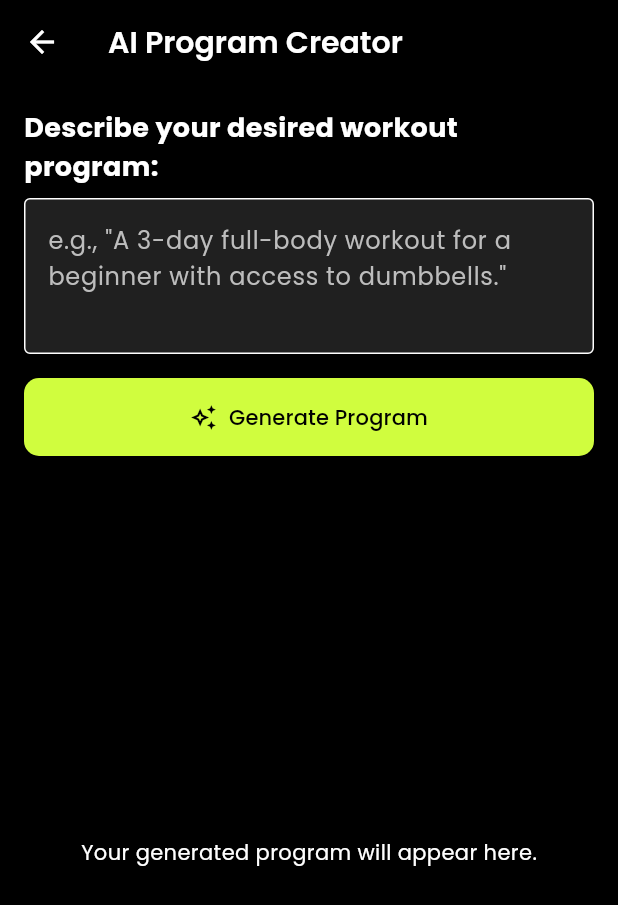
After one commit to muriarty1893/my_first_app, a Flutter app: the AiProgramCreatorScreen screen opened directly, after a tap on "Generate Program", on a phone screen of 412 x 824 dp. The commit adds this screen. Shown: the top 905 px of the screen. Run offline on Flutter 3.47's test engine with Material 3 defaults, Android fonts, the phone set to English and light mode, and no system bars; our stand-ins replace csv, google_fonts, sqflite, sqflite_common_ffi; accounts and stored records are empty.

Commit message:
feat: added ai weekly program generation

```diff
--- a/lib/data/database_helper.dart
+++ b/lib/data/database_helper.dart
@@ -181,6 +181,11 @@ CREATE TABLE user_program (
     );
   }
 
+  Future<void> clearUserProgram() async {
+    final db = await instance.database;
+    await db.delete('user_program');
+  }
+
   Future<void> clearAllExerciseCompletion() async {
     final db = await instance.database;
     await db.update('user_program', {'isCompleted': 0});
--- /dev/null
+++ b/lib/screens/ai_program_creator_screen.dart
@@ -0,0 +1,233 @@
+import 'dart:convert';
+import 'package:flutter/material.dart';
+import 'package:collection/collection.dart';
+import 'package:my_first_app/data/database_helper.dart';
+import 'package:my_first_app/models/program_exercise.dart';
+import '../services/ai_service.dart';
+
+// A simple class to hold the structured program exercise data
+class AiGeneratedExercise {
+  final String dayOfWeek;
+  final String exerciseTitle;
+  final int sets;
+  final int reps;
+
+  AiGeneratedExercise({
+    required this.dayOfWeek,
+    required this.exerciseTitle,
+    required this.sets,
+    required this.reps,
+  });
+
+  factory AiGeneratedExercise.fromJson(Map<String, dynamic> json) {
+    return AiGeneratedExercise(
+      dayOfWeek: json['dayOfWeek'] ?? 'Unknown Day',
+      exerciseTitle: json['exerciseTitle'] ?? 'Unknown Exercise',
+      sets: json['sets'] ?? 0,
+      reps: json['reps'] ?? 0,
+    );
+  }
+}
+
+class AiProgramCreatorScreen extends StatefulWidget {
+  const AiProgramCreatorScreen({super.key});
+
+  @override
+  State<AiProgramCreatorScreen> createState() => _AiProgramCreatorScreenState();
+}
+
+class _AiProgramCreatorScreenState extends State<AiProgramCreatorScreen> {
+  final _textController = TextEditingController();
+  final AiService _aiService = AiService();
+
+  List<AiGeneratedExercise> _generatedProgram = [];
+  String _errorMessage = '';
+  bool _isLoading = false;
+
+  Future<void> _generateProgram() async {
+    if (_textController.text.isEmpty) return;
+
+    setState(() {
+      _isLoading = true;
+      _generatedProgram = [];
+      _errorMessage = '';
+    });
+
+    try {
+      final rawJsonResponse = await _aiService.generateProgram(_textController.text);
+
+      // Parse the JSON response
+      final decoded = jsonDecode(rawJsonResponse);
+
+      if (decoded['program'] != null && decoded['program'] is List) {
+        final List<dynamic> programList = decoded['program'];
+        final program = programList
+            .map((item) => AiGeneratedExercise.fromJson(item))
+            .toList();
+
+        setState(() {
+          _generatedProgram = program;
+        });
+      } else {
+        throw Exception("AI response was not in the expected format (missing 'program' list).");
+      }
+
+    } catch (e) {
+      setState(() {
+        _errorMessage = 'An error occurred: $e';
+      });
+    } finally {
+      setState(() {
+        _isLoading = false;
+      });
+    }
+  }
+
+  Future<void> _saveProgram() async {
+    if (!mounted) return;
+
+    setState(() {
+      _isLoading = true;
+      _errorMessage = '';
+    });
+
+    try {
+      // Create a lookup map of all available exercises for efficient access.
+      final allExercises = await DatabaseHelper.instance.getAllExercises();
+      final exerciseMap = {for (var e in allExercises) e.title.toLowerCase(): e};
+
+      // Clear the old program from the database.
+      await DatabaseHelper.instance.clearUserProgram();
+
+      // Iterate through the AI-generated program and save each exercise.
+      for (final aiExercise in _generatedProgram) {
+        // Find the corresponding full exercise details from our database.
+        final correspondingExercise = exerciseMap[aiExercise.exerciseTitle.toLowerCase()];
+
+        if (correspondingExercise != null) {
+          final newProgramExercise = ProgramExercise(
+            exerciseId: correspondingExercise.id,
+            exerciseTitle: correspondingExercise.title, // Use title from DB for consistency
+            dayOfWeek: aiExercise.dayOfWeek,
+            sets: aiExercise.sets,
+            reps: aiExercise.reps,
+          );
+          await DatabaseHelper.instance.addProgramExercise(newProgramExercise);
+        } else {
+          // It's possible the AI hallucinates an exercise title that's not in our list.
+          // We'll just skip it for now, but this could be logged.
+          debugPrint("AI generated an exercise not found in the database: ${aiExercise.exerciseTitle}");
+        }
+      }
+
+      if (!mounted) return;
+      ScaffoldMessenger.of(context).showSnackBar(
+        const SnackBar(
+          content: Text('New program saved successfully!'),
+          backgroundColor: Colors.green,
+        ),
+      );
+
+      Navigator.of(context).pop();
+
+    } catch (e) {
+      if (!mounted) return;
+      setState(() {
+        _errorMessage = 'Failed to save program: $e';
+      });
+    } finally {
+      if (!mounted) return;
+      setState(() {
+        _isLoading = false;
+      });
+    }
+  }
+
+  @override
+  Widget build(BuildContext context) {
+    // Group exercises by day for display
+    final groupedProgram = groupBy(_generatedProgram, (AiGeneratedExercise e) => e.dayOfWeek);
+    final sortedDays = groupedProgram.keys.sorted((a, b) {
+      const dayOrder = ['Monday', 'Tuesday', 'Wednesday', 'Thursday', 'Friday', 'Saturday', 'Sunday'];
+      return dayOrder.indexOf(a).compareTo(dayOrder.indexOf(b));
+    });
+
+    return Scaffold(
+      appBar: AppBar(
+        title: const Text('AI Program Creator'),
+        actions: [
+          if (_generatedProgram.isNotEmpty && !_isLoading)
+            IconButton(
+              icon: const Icon(Icons.save_alt_outlined),
+              tooltip: 'Save Program',
+              onPressed: _saveProgram,
+            ),
+        ],
+      ),
+      body: Padding(
+        padding: const EdgeInsets.all(16.0),
+        child: Column(
+          crossAxisAlignment: CrossAxisAlignment.stretch,
+          children: [
+            const Text(
+              'Describe your desired workout program:',
+              style: TextStyle(fontSize: 18, fontWeight: FontWeight.bold),
+            ),
+            const SizedBox(height: 8),
+            TextField(
+              controller: _textController,
+              decoration: const InputDecoration(
+                border: OutlineInputBorder(),
+                hintText: 'e.g., "A 3-day full-body workout for a beginner with access to dumbbells."',
+              ),
+              maxLines: 3,
+            ),
+            const SizedBox(height: 16),
+            ElevatedButton.icon(
+              onPressed: _isLoading ? null : _generateProgram,
+              icon: const Icon(Icons.auto_awesome_outlined),
+              label: const Text('Generate Program'),
+              style: ElevatedButton.styleFrom(
+                padding: const EdgeInsets.symmetric(vertical: 16),
+              ),
+            ),
+            const SizedBox(height: 24),
+            if (_isLoading)
+              const Center(child: CircularProgressIndicator())
+            else if (_errorMessage.isNotEmpty)
+              Center(child: Text(_errorMessage, style: const TextStyle(color: Colors.red)))
+            else if (_generatedProgram.isNotEmpty)
+              Expanded(child: _buildProgramPreview(groupedProgram, sortedDays))
+            else
+              const Expanded(
+                child: Center(
+                  child: Text('Your generated program will appear here.'),
+                ),
+              ),
+          ],
+        ),
+      ),
+    );
+  }
+
+  Widget _buildProgramPreview(Map<String, List<AiGeneratedExercise>> groupedProgram, List<String> sortedDays) {
+    return ListView(
+      children: sortedDays.map((day) {
+        final exercises = groupedProgram[day]!;
+        return Card(
+          margin: const EdgeInsets.only(bottom: 16),
+          child: ExpansionTile(
+            title: Text(day, style: const TextStyle(fontWeight: FontWeight.bold, fontSize: 18)),
+            initiallyExpanded: true,
+            children: exercises.map((exercise) {
+              return ListTile(
+                title: Text(exercise.exerciseTitle),
+                subtitle: Text('${exercise.sets} sets of ${exercise.reps} reps'),
+              );
+            }).toList(),
+          ),
+        );
+      }).toList(),
+    );
+  }
+}
--- a/lib/screens/program_screen.dart
+++ b/lib/screens/program_screen.dart
@@ -5,6 +5,7 @@ import 'package:flutter/material.dart';
 import 'package:my_first_app/data/database_helper.dart';
 import 'package:my_first_app/models/program_exercise.dart';
 import 'package:collection/collection.dart';
+import 'package:my_first_app/screens/ai_program_creator_screen.dart';
 import 'package:my_first_app/screens/exercise_list_screen.dart';
 
 class ProgramScreen extends StatefulWidget {
@@ -164,8 +165,9 @@ class _ProgramScreenState extends State<ProgramScreen> {
                 Expanded(
                   child: ElevatedButton.icon(
                     onPressed: () {
-                      ScaffoldMessenger.of(context).showSnackBar(
-                        const SnackBar(content: Text('AI feature coming soon!')),
+                      Navigator.push(
+                        context,
+                        MaterialPageRoute(builder: (context) => const AiProgramCreatorScreen()),
                       );
                     },
                     icon: const Icon(Icons.auto_awesome_outlined),
--- a/pubspec.yaml
+++ b/pubspec.yaml
@@ -35,7 +35,7 @@ dependencies:
   sqflite_common_ffi: ^2.3.3
   path_provider: ^2.1.3
   flutter_local_notifications: ^17.2.1
-  http: ^1.2.1
+  http: ^1.6.0
   collection: ^1.18.0
   intl: ^0.19.0
   google_fonts: ^6.2.1
```
Also changed, not shown: lib/screens/home_screen.dart (+5 -3 lines), lib/services/ai_service.dart (added, +101 -0 lines).
